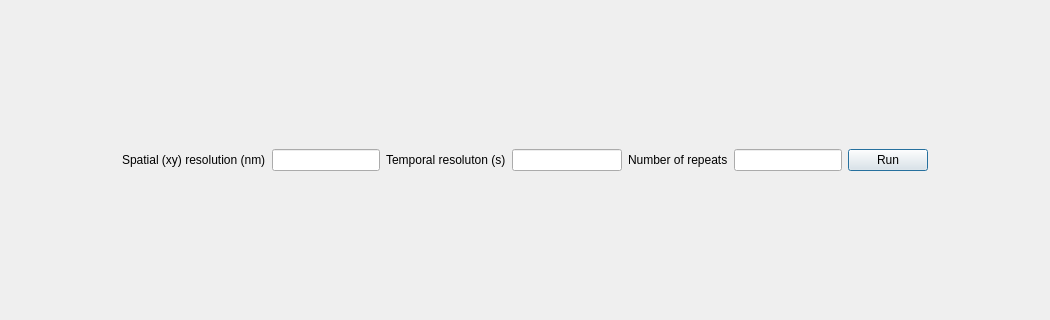
Above: pyminflux/ui/frc_tool.ui from bsse-scf/pyMINFLUX before the change; both pictures show x 0 to 1050 and y 104 to 424 of the 1050 by 800 pixel window. Below: the same form after it.
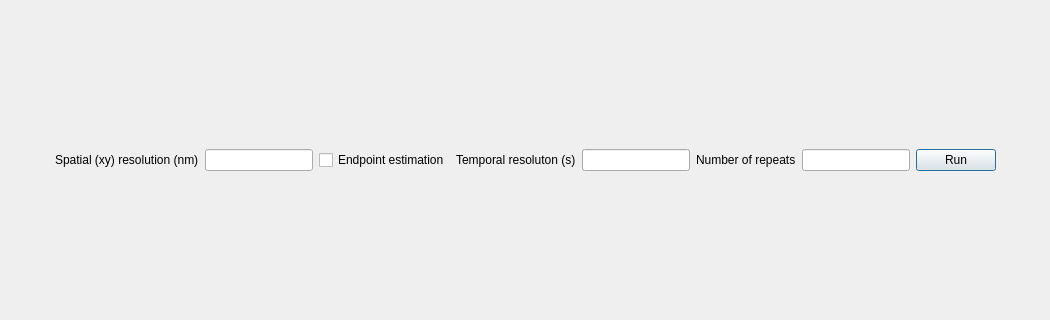
That is the form after the change.

Commit message: Add support for endpoint resolution estimation in the FRC Tool.

What changed in the file:
```diff
--- a/pyminflux/ui/frc_tool.ui
+++ b/pyminflux/ui/frc_tool.ui
@@ -70,6 +70,13 @@
        </property>
       </widget>
      </item>
+     <item>
+      <widget class="QCheckBox" name="cbEndpoint">
+       <property name="text">
+        <string>Endpoint estimation</string>
+       </property>
+      </widget>
+     </item>
      <item>
       <widget class="QLabel" name="lbTemporalResolution">
        <property name="sizePolicy">
```
The commit also changes 3 other files.
